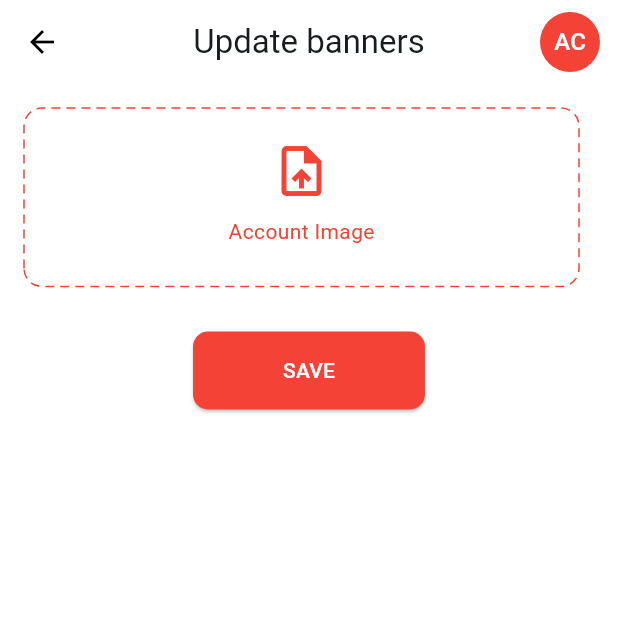
After one commit to rahulsybertech/AssociationApp, a Flutter app: the bannerScreen screen opened by its route, on a phone screen of 412 x 824 dp, the top half of it. The commit adds this screen. Run offline on Flutter 3.47's test engine with Material 3 defaults, Android fonts, the light colour scheme and no system bars; drawn by our look-alikes of dotted_border; our stand-ins replace get, get_storage, google_fonts, image_picker; missing offline and left inert: dart:ffi, file_selector; accounts and stored records are empty; network calls fail.

```diff
--- /dev/null
+++ b/devtools_options.yaml
@@ -0,0 +1,3 @@
+description: This file stores settings for Dart & Flutter DevTools.
+documentation: https://docs.flutter.dev/tools/devtools/extensions#configure-extension-enablement-states
+extensions:
--- /dev/null
+++ b/lib/controllers/BannerScreenController.dart
@@ -0,0 +1,35 @@
+import 'dart:io';
+
+import 'package:flutter/cupertino.dart';
+import 'package:get/get.dart';
+import 'package:get/get_state_manager/src/simple/get_controllers.dart';
+
+class BannerScreenController extends GetxController {
+  var isDataLoading = false.obs;
+  var selectedPartyType = 'Customer'.obs;
+  var base64Image = RxnString(); // allows null
+
+
+  final firmNameController = TextEditingController();
+  final ownerNameController = TextEditingController();
+  final mobileController = TextEditingController();
+  final gstController = TextEditingController();
+  final categoryController = TextEditingController();
+  final addressController = TextEditingController();
+  final stationNameController = TextEditingController();
+  RxString imagePath = ''.obs;
+  var selectedCategory = ''.obs;
+  var accountImage = Rx<File?>(null);
+  var shopImage = Rx<File?>(null);
+
+  @override
+  void onInit() {
+    super.onInit();
+  }
+
+  @override
+  void dispose() {
+    Get.delete<BannerScreenController>();
+    super.dispose();
+  }
+}
--- a/lib/main.dart
+++ b/lib/main.dart
@@ -7,6 +7,7 @@ import 'package:newapp/routes.dart';
 import 'package:newapp/screen/DisputeDetailsScreen.dart';
 import 'package:newapp/screen/RegisterAccountScreen.dart';
 import 'package:newapp/screen/SplashScreen.dart';
+import 'package:newapp/screen/bannerScreen.dart';
 import 'package:newapp/screen/detailsScreen.dart';
 import 'package:newapp/screen/homeScreen.dart';
 import 'package:newapp/screen/honharKhiladiScreen.dart';
@@ -75,6 +76,11 @@ List<GetPage> getPages = [
     page: () => const detailsScreen(),
     transition: Transition.noTransition,
   ),
+  GetPage(
+    name: RouteConstant.bannerScreen,
+    page: () => const bannerScreen(),
+    transition: Transition.noTransition,
+  ),
 
   /*GetPage(
     name: RouteConstant.categotyScreen,
--- a/lib/routes.dart
+++ b/lib/routes.dart
@@ -7,6 +7,7 @@ class RouteConstant {
   static const String registerAccountScreen = '/registerAccountScreen';
   static const String disputeDetailsScreen = '/disputeDetailsScreen';
   static const String detailsScreen = '/detailsScreen';
+  static const String bannerScreen = '/bannerScreen';
   static const String quizScreen = '/quizScreen';
   static const String resultScreen = '/resultScreen';
   static const String orderScreen = '/orderScreen';
--- a/lib/screen/RegisterAccountScreen.dart
+++ b/lib/screen/RegisterAccountScreen.dart
@@ -22,9 +22,6 @@ class RegisterAccountScreen extends StatelessWidget {
     final ImagePickerController imageController = Get.put(ImagePickerController());
     String? base64Image;
     String? accountType="Customer";
-
-
-
 
 
     final partyTypes = ['Customer', 'Supplier', 'Other'];
--- /dev/null
+++ b/lib/screen/bannerScreen.dart
@@ -0,0 +1,298 @@
+import 'dart:convert';
+import 'dart:io';
+
+import 'package:dotted_border/dotted_border.dart';
+import 'package:flutter/material.dart';
+import 'package:get/get.dart';
+import 'package:get_storage/get_storage.dart';
+import 'package:image_picker/image_picker.dart';
+import 'package:newapp/controllers/BannerScreenController.dart';
+import 'package:newapp/controllers/RegisterAccountController.dart';
+import 'package:newapp/utils/CrossPlatformImagePicker.dart';
+import 'package:newapp/utils/ImagePickerScreen.dart';
+
+
+class bannerScreen extends StatelessWidget {
+  const bannerScreen({super.key});
+
+  @override
+  Widget build(BuildContext context) {
+    final BannerScreenController controller = Get.put(BannerScreenController());
+    final ImagePickerController imageController = Get.put(ImagePickerController());
+    String? base64Image;
+
+    return Scaffold(
+      backgroundColor: Colors.white,
+      appBar: AppBar(
+        title: const Text('Update banners'),
+        centerTitle: true,
+        backgroundColor: Colors.white,
+        elevation: 0,
+        leading: const BackButton(color: Colors.black),
+        actions: const [
+          Padding(
+            padding: EdgeInsets.only(right: 12.0),
+            child: CircleAvatar(
+              backgroundColor: Colors.red,
+              child: Text("AC", style: TextStyle(color: Colors.white)),
+            ),
+          ),
+        ],
+      ),
+      body: SingleChildScrollView(
+        padding: const EdgeInsets.all(16),
+        child: Column(
+            crossAxisAlignment: CrossAxisAlignment.start,
+            children: [
+              /*const Text("Party Type*", style: TextStyle(fontWeight: FontWeight.bold)),
+              const SizedBox(height: 10),*/
+
+
+              Obx(() {
+                final File? imageFile = imageController.pickedImage.value;
+                final type = controller.selectedPartyType.value;
+
+
+                if (imageFile != null) {
+                  final bytes = imageFile.readAsBytesSync(); // Read file bytes
+                  base64Image = base64Encode(bytes);         // Convert to Base64
+                }
+                return Column(
+                  children: [
+                    GestureDetector(
+                        onTap: () {
+                          _showSourcePicker(context); // open camera/gallery picker
+                        },
+                        child:
+                        Row(
+                          children: [
+                            // Account Image
+                            Expanded(
+                              child: Obx(() {
+                                final pickedFile = imageController.pickedImage.value;
+
+                                return DottedBorder(
+                                  color: Colors.red,
+                                  dashPattern: [6, 4],
+                                  borderType: BorderType.RRect,
+                                  radius: const Radius.circular(12),
+                                  child: Container(
+                                    width: double.infinity,
+                                    padding: const EdgeInsets.all(20),
+                                    child: Column(
+                                      children: [
+                                        pickedFile != null
+                                            ? Stack(
+                                          alignment: Alignment.topRight,
+                                          children: [
+                                            ClipRRect(
+                                              borderRadius: BorderRadius.circular(8),
+                                              child: Image.file(
+                                                pickedFile,
+                                                width: 120,
+                                                height: 120,
+                                                fit: BoxFit.cover,
+                                              ),
+                                            ),
+                                            GestureDetector(
+                                              onTap: () {
+                                                imageController.pickedImage.value = null;
+                                              },
+                                              child: Container(
+                                                padding: const EdgeInsets.all(2),
+                                                decoration: const BoxDecoration(
+                                                  color: Colors.white,
+                                                  shape: BoxShape.circle,
+                                                  boxShadow: [
+                                                    BoxShadow(
+                                                      color: Colors.black26,
+                                                      blurRadius: 4,
+                                                      offset: Offset(2, 2),
+                                                    ),
+                                                  ],
+                                                ),
+                                                child: const Icon(
+                                                  Icons.close,
+                                                  color: Colors.red,
+                                                  size: 25,
+                                                ),
+                                              ),
+                                            ),
+                                          ],
+                                        )
+                                            : const Icon(Icons.upload_file, color: Colors.red, size: 40),
+                                        const SizedBox(height: 10),
+                                        Text(
+                                          (type == 'Customer' || type == 'Supplier')
+                                              ? "Account Image"
+                                              : "Upload Document",
+                                          style: const TextStyle(color: Colors.red),
+                                        ),
+                                        const SizedBox(height: 5),
+                                      ],
+                                    ),
+                                  ),
+                                );
+                              }),
+                            ),
+
+
+                            const SizedBox(width: 10),
+                            // Shop Image
+                            /*   if((type == 'Customer' || type == 'Supplier'))
+                          Expanded(
+                            child: Obx(() {
+                              final pickedFile = imageController.shopImage.value;
+                              return DottedBorder(
+                                color: Colors.red,
+                                dashPattern: [6, 4],
+                                borderType: BorderType.RRect,
+                                radius: const Radius.circular(12),
+                                child: Container(
+                                  width: double.infinity,
+                                  padding: const EdgeInsets.all(20),
+                                  child: Column(
+                                    children: [
+                                      pickedFile != null
+                                          ? ClipRRect(
+                                        borderRadius: BorderRadius.circular(8),
+                                        child: Image.file(
+                                          pickedFile,
+                                          width: 120,
+                                          height: 120,
+                                          fit: BoxFit.cover,
+                                        ),
+                                      )
+                                          : const Icon(Icons.upload_file, color: Colors.red, size: 40),
+
+                                      const SizedBox(height: 10),
+
+                                      // Always show label and size info
+                                      Text(
+                                        (type == 'Customer' || type == 'Supplier')
+                                            ? "Shop Image"
+                                            : "Upload Document",
+                                        style: const TextStyle(color: Colors.red),
+                                      ),
+                                      const SizedBox(height: 5),
+                                   *//*   const Text(
+                                        "10.0 MB maximum file size",
+                                        style: TextStyle(fontSize: 12, color: Colors.grey),
+                                      ),*//*
+                                    ],
+                                  ),
+                                ),
+                              );
+                            }),
+                          ),*/
+                          ],
+                        )
+
+                    ),
+
+                    const SizedBox(height: 30),
+                    Center(
+                      child: Obx(() {
+                        return ElevatedButton(
+                          style: ElevatedButton.styleFrom(
+                            backgroundColor: Colors.red,
+                            padding: const EdgeInsets.symmetric(horizontal: 60, vertical: 16),
+                            shape: RoundedRectangleBorder(borderRadius: BorderRadius.circular(10)),
+                          ),
+                          onPressed: controller.isDataLoading.value
+                              ? null // Disable button when loading
+                              : () async {
+                            controller.isDataLoading.value = true;
+                            final File? imageFile = imageController.shopImage.value;
+
+                            final String? base64Image = imageFile != null
+                                ? base64Encode(imageFile.readAsBytesSync())
+                                : null;
+
+
+// Also handle accountType
+                            final String? accountType = controller.selectedPartyType.value.isEmpty
+                                ? null
+                                : controller.selectedPartyType.value;
+
+                         //   bool success = await controller.validation(base64Image, accountType);
+                            controller.isDataLoading.value = false;
+                            controller.base64Image.value = base64Image;
+
+                          /*  if (success) {
+                              // controller.saveUpdateAccountDetails();
+                            }*/
+                          },
+                          child: controller.isDataLoading.value
+                              ? const SizedBox(
+                            width: 24,
+                            height: 24,
+                            child: CircularProgressIndicator(
+                              color: Colors.white,
+                              strokeWidth: 2,
+                            ),
+                          )
+                              : const Text("SAVE", style: TextStyle(color: Colors.white)),
+                        );
+                      }),
+                    ),
+                  ],
+                );
+              }),
+            ]
+
+        ),
+      ),
+    );
+  }
+  void _showSourcePicker(BuildContext context) {
+    final ImagePickerController imagePickerController = Get.put(ImagePickerController());
+    showModalBottomSheet(
+      context: context,
+      builder: (_) => SafeArea(
+        child: Wrap(
+          children: [
+            ListTile(
+              leading: const Icon(Icons.camera_alt),
+              title: const Text("Take a Photo"),
+              onTap: () {
+                Navigator.pop(context);
+                imagePickerController.pickImage(ImageSource.camera);
+              },
+            ),
+            ListTile(
+              leading: const Icon(Icons.photo_library),
+              title: const Text("Choose from Gallery"),
+              onTap: () {
+                Navigator.pop(context);
+                imagePickerController.pickImage(ImageSource.gallery);
+              },
+            ),
+          ],
+        ),
+      ),
+    );
+  }
+
+
+  Widget _buildTextField(String label, TextEditingController controller,
+      {TextInputType keyboardType = TextInputType.text}) {
+    return Padding(
+      padding: const EdgeInsets.only(bottom: 7),
+      child: TextField(
+        controller: controller,
+        keyboardType: keyboardType,
+        decoration: InputDecoration(
+          labelText: label,
+          filled: true,
+          fillColor: Colors.grey[100],
+          border: OutlineInputBorder(borderRadius: BorderRadius.circular(10), borderSide: BorderSide.none),
+        ),
+      ),
+    );
+  }
+
+
+
+
+}
--- a/lib/screen/detailsScreen.dart
+++ b/lib/screen/detailsScreen.dart
@@ -135,7 +135,7 @@ class detailsScreen extends StatelessWidget {
                           _infoRow(Icons.phone, 'Mobile No.', supplier.mobile),
                        //   _infoRow(Icons.account_balance_wallet, 'GST', supplier.gstNo ?? '-'),
                       //    _infoRow(Icons.account_balance_wallet, 'GST', ),
-                          _infoRow(Icons.person, 'Owner Name', ""),
+                          _infoRow(Icons.person, 'GST', supplier.gstNo),
                          _infoRow(Icons.person, 'Owner Name', supplier.name ?? '-'),
                           _infoRow(Icons.location_city, 'Station', supplier.station),
                           _infoRow(Icons.home, 'Address', supplier.address),
@@ -149,14 +149,14 @@ class detailsScreen extends StatelessWidget {
                                 _infoCard(
                                   'assets/icons/accounts.png',
                                   'Dispute Amount',
-                                  '1,02,433 /-',
+                                  supplier.disputeAmt.toString()+ '/-',
                                   context,
                                 ),
                                 const SizedBox(width: 12),
                                 _infoCard(
                                   'assets/icons/accounts.png',
                                   'Part Payment',
-                                  '1,02,433 /-',
+                                    supplier.settelledAmt.toString()+ '/-',
                                   context,
                                 ),
                               ],
--- a/lib/screen/loginScreen.dart
+++ b/lib/screen/loginScreen.dart
@@ -86,10 +86,10 @@ class loginScreen extends StatelessWidget {
               const SizedBox(height: 10),
               TextButton(
                 onPressed: () {
-                  // Your skip logic
+                  controller.callAccessWithoutLogin();
                 },
                 child: Text(
-                  'Skip Now',
+                  'Contuine without login',
                   style: TextStyle(
                     fontSize: 16,
                     fontWeight: FontWeight.w500,
```
Also changed, not shown: lib/controllers/DisputeController.dart (+43 -20 lines), lib/controllers/LoginController.dart (+25 -1 lines), lib/model/DisputeDetailsModel.dart (added, +31 -0 lines), lib/network/api.dart (+67 -0 lines), lib/screen/DisputeDetailsScreen.dart (+20 -16 lines), lib/screen/homeScreen.dart (+10 -3 lines).
